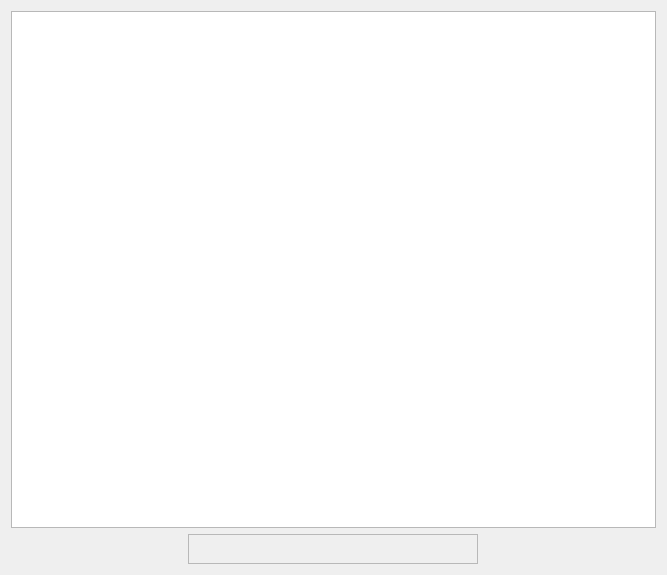
Before: the Qt Designer form UI/SearchResults.ui in UjwalReddy267/COMIC_SD, drawn with Qt 5.
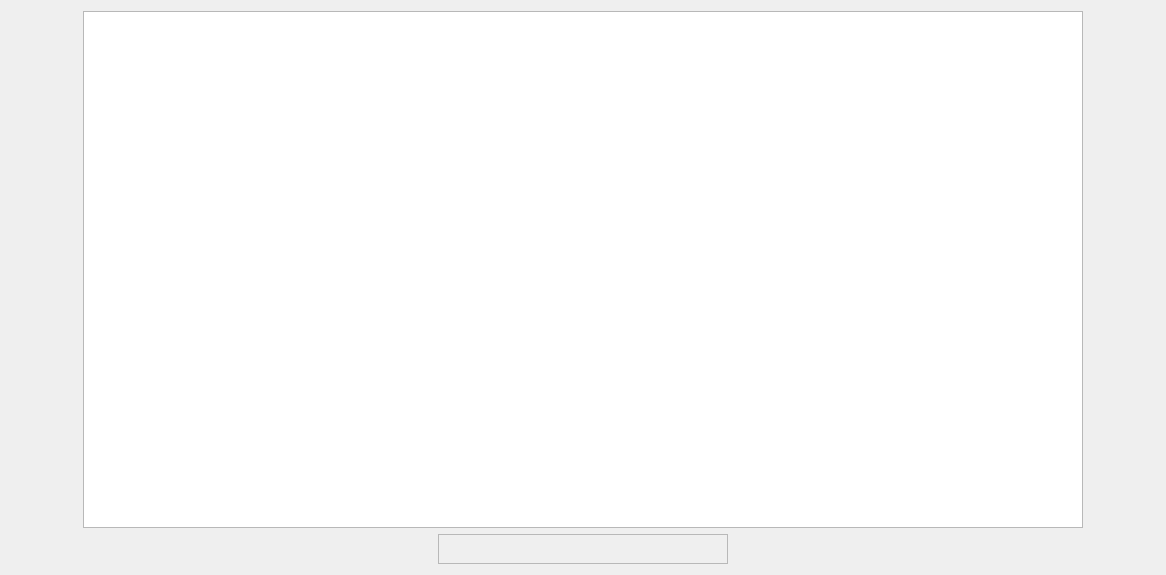
After: the same form once the commit is applied.

```diff
--- a/UI/SearchResults.ui
+++ b/UI/SearchResults.ui
@@ -6,7 +6,7 @@
    <rect>
     <x>0</x>
     <y>0</y>
-    <width>667</width>
+    <width>1166</width>
     <height>575</height>
    </rect>
   </property>
@@ -15,6 +15,8 @@
   </property>
   <layout class="QVBoxLayout" name="verticalLayout">
    <item>
+    <layout class="QHBoxLayout" name="horizontalLayout">
+     <item>
     <widget class="QListWidget" name="resultsList">
      <property name="minimumSize">
       <size>
@@ -29,6 +31,8 @@
       </size>
      </property>
     </widget>
+     </item>
+    </layout>
    </item>
    <item>
     <layout class="QHBoxLayout" name="navLayout">
```
Lines whose indentation alone changed are shown as unchanged.
